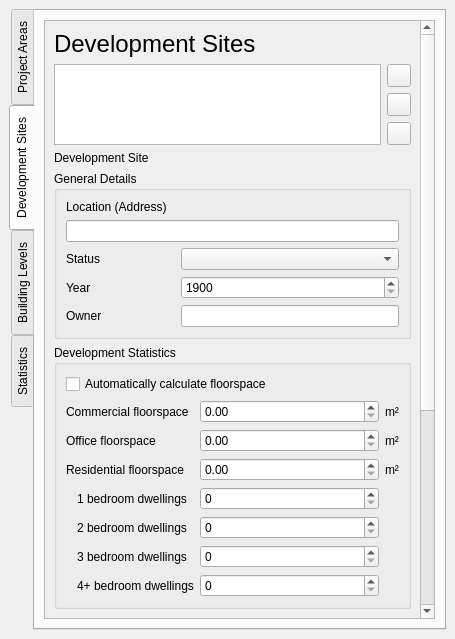
Qt form qcity/ui/dockwidget_main.ui (north-road/QCity) before a commit.
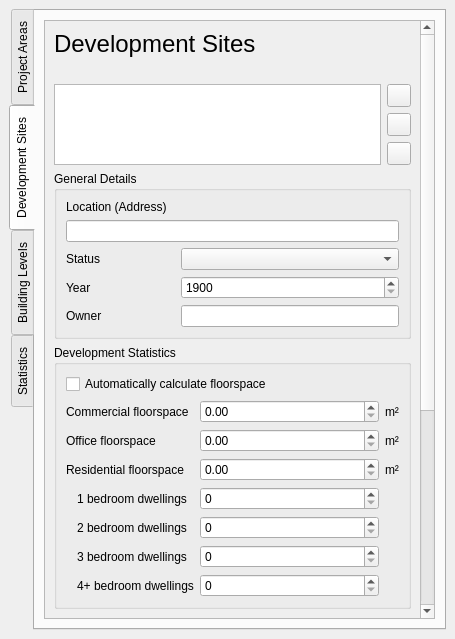
The same form after that commit. The open tabs and pages were chosen to show the change. Custom widgets are drawn as their Qt base class.

Commit message:
Show selected project area in dev sites tab, dev site in building levels tab
Fixes #25

Diff of the .ui file:
```diff
--- a/qcity/ui/dockwidget_main.ui
+++ b/qcity/ui/dockwidget_main.ui
@@ -137,13 +137,6 @@
               </item>
              </layout>
             </item>
-            <item>
-             <widget class="QLabel" name="label_current_project_area">
-              <property name="text">
-               <string>Project Area</string>
-              </property>
-             </widget>
-            </item>
             <item>
              <widget class="QGroupBox" name="groupbox_dwellings">
               <property name="title">
@@ -535,6 +528,13 @@
               </property>
              </widget>
             </item>
+            <item>
+             <widget class="QLabel" name="label_current_project_area">
+              <property name="text">
+               <string/>
+              </property>
+             </widget>
+            </item>
             <item>
              <layout class="QHBoxLayout" name="horizontalLayout">
               <item>
@@ -595,13 +595,6 @@
               </item>
              </layout>
             </item>
-            <item>
-             <widget class="QLabel" name="label_current_development_site">
-              <property name="text">
-               <string>Development Site</string>
-              </property>
-             </widget>
-            </item>
             <item>
              <widget class="QGroupBox" name="groupBox">
               <property name="title">
@@ -964,6 +957,13 @@
               </property>
              </widget>
             </item>
+            <item>
+             <widget class="QLabel" name="label_current_development_site">
+              <property name="text">
+               <string/>
+              </property>
+             </widget>
+            </item>
             <item>
              <layout class="QHBoxLayout" name="horizontalLayout_4">
               <item>
```
Left out of the diff: 12 changed lines with no effect on the pictures.
